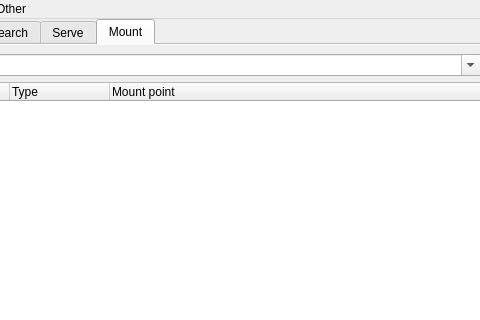
Qt form ui/main_window.ui (Communist02/agile) before a commit; both pictures show x 100 to 580 and y 0 to 320 of the 1280 by 800 pixel window.
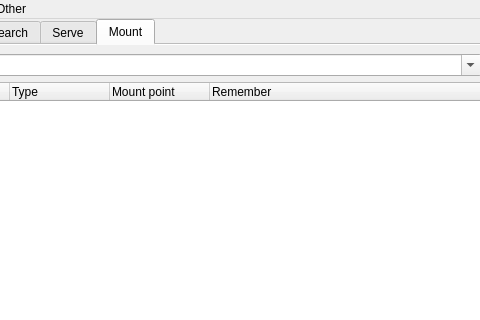
The same form after that commit. The open tabs and pages were chosen to show the change. Icons and pictures are not drawn.

What changed in the file:
```diff
--- a/ui/main_window.ui
+++ b/ui/main_window.ui
@@ -564,6 +564,11 @@
             <string>Mount point</string>
            </property>
           </column>
+          <column>
+           <property name="text">
+            <string>Remember</string>
+           </property>
+          </column>
          </widget>
         </item>
        </layout>
```
